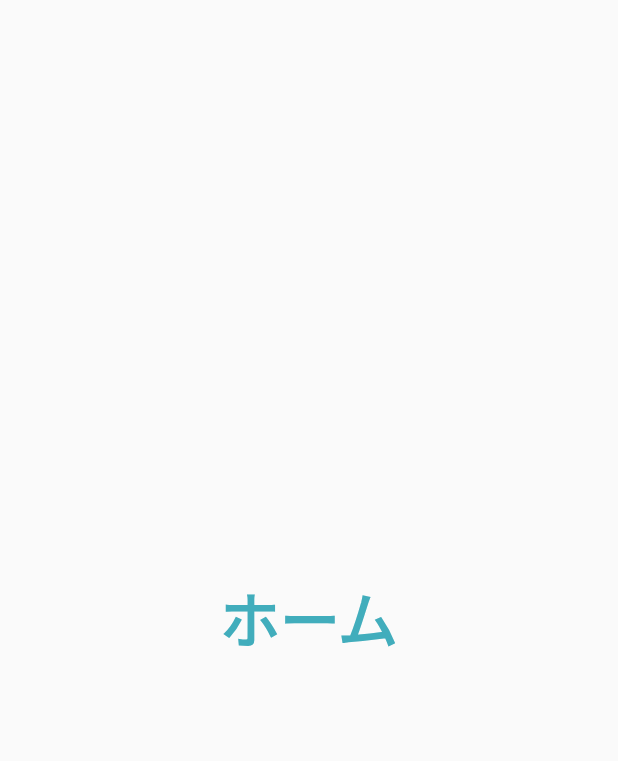
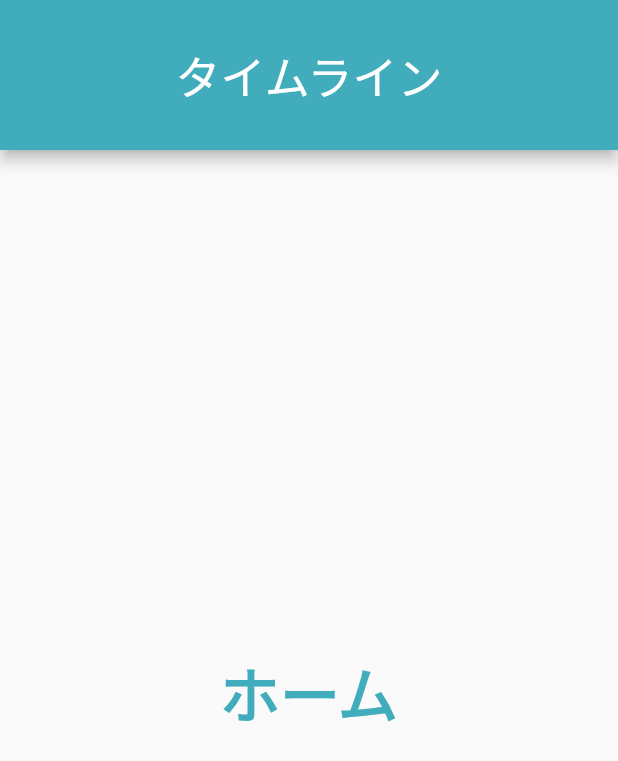
Before and after one commit to KosoneNatsuki/TUNAG_APP_CLONE, a Flutter app: the HomePage screen opened directly, on a phone screen of 412 x 824 dp. Shown: the top 761 px of the screen. Run offline on Flutter 3.47's test engine with Material 2 defaults, Android fonts, the light colour scheme and no system bars.

Commit message:
ホーム画面作成_レイアウト修正

```diff
--- a/source/tunag_app_clone/lib/home.dart
+++ b/source/tunag_app_clone/lib/home.dart
@@ -6,6 +6,20 @@ class HomePage extends StatelessWidget {
   @override
   Widget build(BuildContext context) {
     return Scaffold(
+      appBar: AppBar(
+        automaticallyImplyLeading: false, // デフォルト表示の戻るボタン非表示設定
+        backgroundColor: const Color(0xFF41ADBC),
+        toolbarHeight: 100,
+        centerTitle: true,
+        title: const Center(
+            child: Text(
+          "タイムライン",
+          style: TextStyle(
+            fontSize: 30,
+            color: Color(0xFFFFFFFF),
+          ),
+        )),
+      ),
       body: Stack(children: [
         Container(
           alignment: const Alignment(0, 0),
```
Also changed, not shown: 1 other file.
